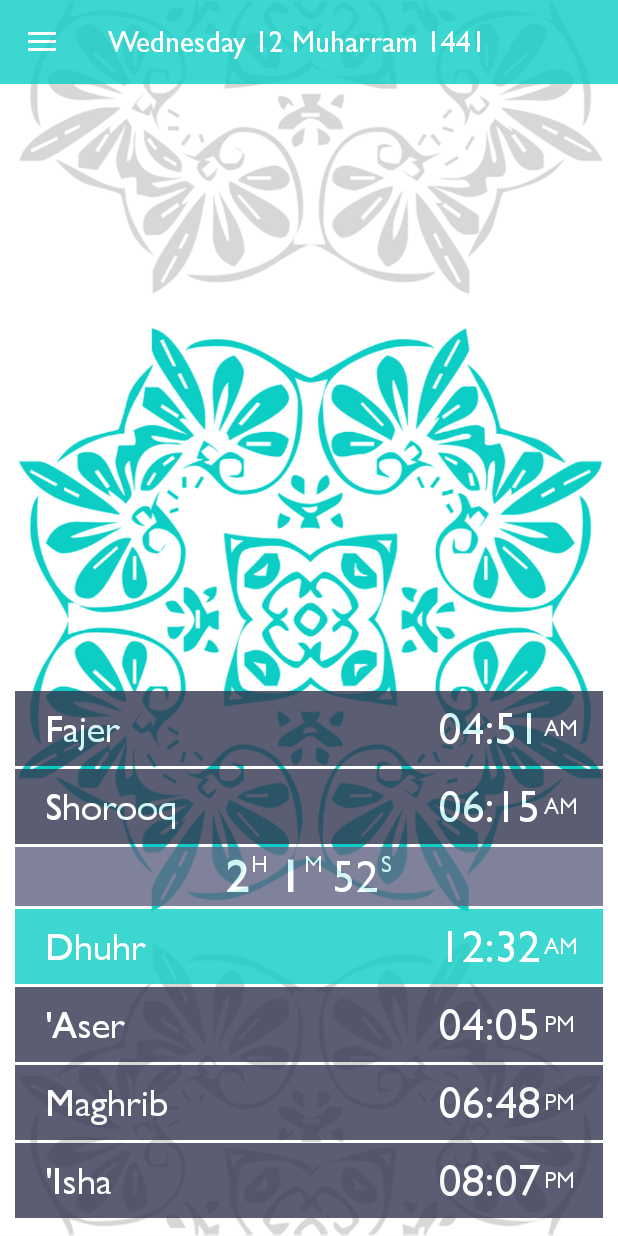
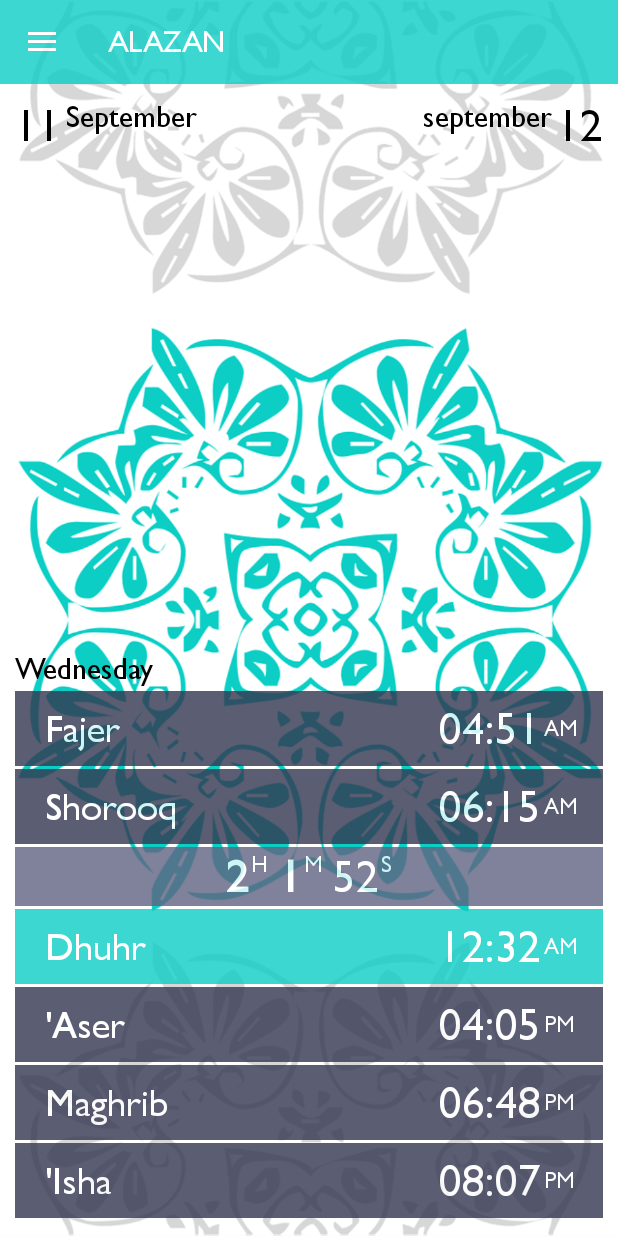
Before and after one commit to arakaneserohingya/Best-Azan-And-Prayer-Time-App, an Android app: the screen it shows after launch (MainActivity), on a phone screen of 412 x 824 dp. Run offline under Robolectric (Android 15) with nearby library versions, the phone set to English and light mode, and no system bars; libraries missing offline, so code that uses them is left out: com.github.msarhan.ummalqura; 3 statements that could not run were skipped.

Commit message:
- Calendar views fulfilled! - hijri calendar api evolved!

```diff
--- a/app/build.gradle
+++ b/app/build.gradle
@@ -27,7 +27,7 @@ dependencies {
     implementation 'androidx.appcompat:appcompat:1.0.2'
     implementation 'androidx.constraintlayout:constraintlayout:1.1.3'
     implementation 'androidx.recyclerview:recyclerview:1.1.0-beta01'
-    implementation 'com.jakewharton.threetenabp:threetenabp:1.2.1'
+    implementation 'com.github.msarhan:ummalqura-calendar:1.1.9'
     implementation 'com.opencsv:opencsv:4.6'
     testImplementation 'junit:junit:4.12'
     androidTestImplementation 'com.android.support.test:runner:1.0.2'
--- a/app/src/main/java/com/alhadara/omar/azan/Activities/MainActivity.java
+++ b/app/src/main/java/com/alhadara/omar/azan/Activities/MainActivity.java
@@ -6,14 +6,12 @@ import android.content.Context;
 import android.content.Intent;
 
 import android.content.res.Configuration;
-import android.graphics.drawable.AnimationDrawable;
 
 import android.os.Bundle;
 import android.os.Handler;
 import android.view.MenuItem;
 import android.view.View;
 import android.view.ViewGroup;
-import android.widget.ImageView;
 import android.widget.ProgressBar;
 import android.widget.TextView;
 
@@ -30,6 +28,7 @@ import com.alhadara.omar.azan.Constants;
 import com.alhadara.omar.azan.TM;
 import com.alhadara.omar.azan.Times;
 import com.example.omar.azanapkmostafa.R;
+import com.github.msarhan.ummalqura.calendar.UmmalquraCalendar;
 import com.google.android.material.navigation.NavigationView;
 
 import java.util.Calendar;
@@ -51,9 +50,6 @@ public class MainActivity extends AppCompatActivity
         setContentView(R.layout.activity_main);
         Toolbar toolbar = findViewById(R.id.toolbar);
         setSupportActionBar(toolbar);
-
-        getSupportActionBar().setTitle(TM.hijriDateByFormat("D M Y",true,true));
-
         DrawerLayout drawer = (DrawerLayout) findViewById(R.id.drawer_layout);
         ActionBarDrawerToggle toggle = new ActionBarDrawerToggle(
                 this, drawer, toolbar, R.string.navigation_drawer_open, R.string.navigation_drawer_close);
@@ -65,6 +61,7 @@ public class MainActivity extends AppCompatActivity
         Configurations.setCurrentLocation(this,(float)33.513805,(float)36.276527,3);
         Configurations.setReloadMainActivityOnResume(false);// False in MainActivity itself
         upComingTimePoint = TM.commingTimePointIndex(Times.times);
+        initializeDateViews();
         initializeTimePoints();
         startTimer();
         triggerAlarmManager();
@@ -97,7 +94,15 @@ public class MainActivity extends AppCompatActivity
         drawer.closeDrawer(GravityCompat.START);
         return true;
     }
-
+    public void initializeDateViews() {
+        UmmalquraCalendar hijCal = new UmmalquraCalendar();
+        Calendar cal = Calendar.getInstance();
+        ((TextView) findViewById(R.id.main_activity_day_of_week)).setText(Constants.dayesOfWeek[cal.get(Calendar.DAY_OF_WEEK)-1]);
+        ((TextView) findViewById(R.id.main_activity_hijri_month_number)).setText(Integer.toString(hijCal.get(Calendar.DAY_OF_MONTH)));
+        ((TextView) findViewById(R.id.main_activity_hijri_month_name)).setText(Constants.hijriMonthes[hijCal.get(Calendar.MONTH)]);
+        ((TextView) findViewById(R.id.main_activity_gregorian_month_number)).setText(Integer.toString(cal.get(Calendar.DAY_OF_MONTH)));
+        ((TextView) findViewById(R.id.main_activity_gregorian_month_name)).setText(Constants.gregorianMonthes[cal.get(Calendar.MONTH)]);
+    }
     public void initializeTimePoints(){
         ViewGroup timePointLayout = findViewById(R.id.time_point_layout);
         ViewGroup timepoint;
--- a/app/src/main/java/com/alhadara/omar/azan/Alarms/GeneralSettingsReceiver.java
+++ b/app/src/main/java/com/alhadara/omar/azan/Alarms/GeneralSettingsReceiver.java
@@ -15,7 +15,6 @@ import android.widget.Toast;
 import androidx.core.app.AlarmManagerCompat;
 
 import com.alhadara.omar.azan.Configurations;
-import com.alhadara.omar.azan.Constants;
 import com.alhadara.omar.azan.Times;
 
 import java.util.Calendar;
@@ -45,7 +44,7 @@ public class GeneralSettingsReceiver extends BroadcastReceiver {
                 alarmTrig(context,AZAN_REQUEST_CODE,i,cal,true);
             else alarmTrig(context,AZAN_REQUEST_CODE,i,cal,false);
 
-            cal.add(Calendar.MINUTE, Constants.iqamaTimes[i]);
+            cal.add(Calendar.MINUTE, Times.iqamaTimes[i]);
             if(Configurations.isAlarmActivated(context,"iqama",i) && i!=1 /* No iqama for shorooq*/ &&
                     Calendar.getInstance().getTimeInMillis() <= cal.getTimeInMillis())
                 alarmTrig(context,IQAMA_REQUEST_CODE,i,cal,true);
--- a/app/src/main/java/com/alhadara/omar/azan/Alarms/TimePrayerReceiver.java
+++ b/app/src/main/java/com/alhadara/omar/azan/Alarms/TimePrayerReceiver.java
@@ -46,7 +46,7 @@ public class TimePrayerReceiver extends BroadcastReceiver {
         calendar.set(Calendar.HOUR_OF_DAY,Integer.parseInt(Times.times[index].substring(0,2)));
         calendar.set(Calendar.MINUTE,Integer.parseInt(Times.times[index].substring(3,5)));
         calendar.set(Calendar.SECOND,0);
-        if(type !=GeneralSettingsReceiver.AZAN_REQUEST_CODE ) calendar.add(Calendar.MINUTE,Constants.iqamaTimes[index]); // for iqama
+        if(type !=GeneralSettingsReceiver.AZAN_REQUEST_CODE ) calendar.add(Calendar.MINUTE,Times.iqamaTimes[index]); // for iqama
         long time = calendar.getTimeInMillis();
         time = time / 1000;
         return (now - time) > 30;
--- a/app/src/main/java/com/alhadara/omar/azan/Configurations.java
+++ b/app/src/main/java/com/alhadara/omar/azan/Configurations.java
@@ -37,6 +37,7 @@ public class Configurations {
 
     private static void resolveConstants(Context context) {
         Constants.hijriMonthes = context.getResources().getStringArray(R.array.hijri_month);
+        Constants.gregorianMonthes = context.getResources().getStringArray(R.array.gregorian_month);
         Constants.dayesOfWeek = context.getResources().getStringArray(R.array.day_of_week);
         Constants.alias = context.getResources().getStringArray(R.array.prayer_time);
     }
--- a/app/src/main/java/com/alhadara/omar/azan/Constants.java
+++ b/app/src/main/java/com/alhadara/omar/azan/Constants.java
@@ -4,9 +4,9 @@ public class Constants {
     public static String APP_NAME = "ALAZAN";
     public static int BACKGROUND_DURATION = 5000;
     public static String[] alias =      {"الفجر","الشروق","الظهر","العصر","المغرب","العشاء"};
-    public static int[] iqamaTimes = {30,0,20,20,5,5};
     public static String[] hijriMonthes = {"محرم","صفر","ربيع الأول","ربيع الثاني","جمادى الأول","جمادى الثاني",
             "رجب","شعبان","رمضان","شوال","ذو القعدة","ذو الحجة"};
+    public static String[] gregorianMonthes = new String[12];
     public static String[] dayesOfWeek = {"الأحد","الإثنين","الثلاثاء","الأربعاء","الخميس","الجمعة","السبت"};
     public static int APP_NOTIFICATION_ID = 119;
 }
--- a/app/src/main/java/com/alhadara/omar/azan/TM.java
+++ b/app/src/main/java/com/alhadara/omar/azan/TM.java
@@ -1,14 +1,10 @@
 package com.alhadara.omar.azan;
 
 
-import org.threeten.bp.LocalDate;
-import org.threeten.bp.chrono.HijrahDate;
-import org.threeten.bp.format.DateTimeFormatter;
 
 import java.text.DateFormat;
 import java.text.SimpleDateFormat;
 import java.util.Calendar;
-import java.util.Date;
 
 public class TM {
 
@@ -55,41 +51,4 @@ public class TM {
         DateFormat dFormat = new SimpleDateFormat("HH:mm:ss");
         return dFormat.format(Calendar.getInstance().getTime());
     }
-    public static String hijriDate() {
-        DateTimeFormatter dateFormatter = DateTimeFormatter.ofPattern("dd-MM-uuuu");
-        Date d = new Date();
-        Calendar calendar = Calendar.getInstance();
-        calendar.setTime(d);
-        LocalDate gregorianDate = LocalDate.of(calendar.get(Calendar.YEAR),calendar.get(Calendar.MONTH) + 1,calendar.get(Calendar.DAY_OF_MONTH));
-        HijrahDate islamicDate = HijrahDate.from(gregorianDate);
-        return islamicDate.toString().substring(islamicDate.toString().indexOf("1"));
-    }
-    public static String hijriDateByFormat(String stringFiveChars,boolean convertMonthToName,boolean dayOfWeek) {
-        String hijriDate = hijriDate();
-        String year = hijriDate.substring(0,hijriDate.indexOf("-"));
-        hijriDate = hijriDate.substring(hijriDate.indexOf("-")+1);
-        String month = hijriDate.substring(0,hijriDate.indexOf("-"));
-        hijriDate = hijriDate.substring(hijriDate.indexOf("-")+1);
-        String day = hijriDate;
-        Calendar calendar = Calendar.getInstance();
-        calendar.setTime(new Date());
-        if(stringFiveChars.length() != 5) return "Wrong date format";
-        String str = "";
-        if(dayOfWeek) str = Constants.dayesOfWeek[calendar.get(Calendar.DAY_OF_WEEK)-1] + " ";
-        int i=0;
-        while(stringFiveChars.length()!=i) {
-            if(stringFiveChars.charAt(i) == 'y' || stringFiveChars.charAt(i) == 'Y') {
-                str += year;
-            } else if(stringFiveChars.charAt(i) == 'm' || stringFiveChars.charAt(i) == 'M') {
-                if(convertMonthToName) str+= Constants.hijriMonthes[Integer.parseInt(month)-1];
-                else str+=month;
-            } else if(stringFiveChars.charAt(i) == 'd' || stringFiveChars.charAt(i) == 'D') {
-                str += day;
-            } else {
-                str += stringFiveChars.charAt(i);
-            }
-            ++i;
-        }
-        return str;
-    }
 }
--- a/app/src/main/java/com/alhadara/omar/azan/Times.java
+++ b/app/src/main/java/com/alhadara/omar/azan/Times.java
@@ -14,6 +14,7 @@ import static android.content.Context.MODE_PRIVATE;
 public class Times {
 
     public static String[] times = {"03:34","05:28","12:38","16:22","19:49","21:29"};
+    public static int[] iqamaTimes = {30,0,20,20,5,5};
     public static void initializeTimes(double latitude,double longitude,double timezone ){
         PrayTime prayers = new PrayTime();
 
--- a/app/src/main/res/layout-land/main_content.xml
+++ b/app/src/main/res/layout-land/main_content.xml
@@ -6,6 +6,56 @@
     android:layout_width="match_parent"
     android:layout_height="0dp">
 
+    <TextView
+        android:id="@+id/main_activity_gregorian_month_number"
+        android:textColor="@android:color/black"
+        android:text="12"
+        android:textSize="30sp"
+        app:layout_constraintLeft_toLeftOf="parent"
+        app:layout_constraintTop_toTopOf="parent"
+        android:layout_width="wrap_content"
+        android:layout_height="wrap_content" />
+    <TextView
+        android:id="@+id/main_activity_gregorian_month_name"
+        android:textColor="@android:color/black"
+        android:textSize="20sp"
+        android:layout_marginLeft="3dp"
+        android:layout_marginRight="3dp"
+        android:text="september"
+        app:layout_constraintLeft_toRightOf="@id/main_activity_gregorian_month_number"
+        app:layout_constraintTop_toTopOf="parent"
+        android:layout_width="wrap_content"
+        android:layout_height="wrap_content" />
+    <TextView
+        android:id="@+id/main_activity_hijri_month_number"
+        android:textColor="@android:color/black"
+        android:text="12"
+        android:textSize="30sp"
+        app:layout_constraintRight_toRightOf="parent"
+        app:layout_constraintTop_toTopOf="parent"
+        android:layout_width="wrap_content"
+        android:layout_height="wrap_content" />
+    <TextView
+        android:id="@+id/main_activity_hijri_month_name"
+        android:textColor="@android:color/black"
+        android:layout_marginLeft="3dp"
+        android:layout_marginRight="3dp"
+        android:textSize="20sp"
+        android:text="september"
+        app:layout_constraintRight_toLeftOf="@id/main_activity_hijri_month_number"
+        app:layout_constraintTop_toTopOf="parent"
+        android:layout_width="wrap_content"
+        android:layout_height="wrap_content" />
+    <TextView
+        android:textColor="@android:color/black"
+        android:text="Wednesday"
+        android:id="@+id/main_activity_day_of_week"
+        android:textSize="20sp"
+        app:layout_constraintLeft_toLeftOf="parent"
+        app:layout_constraintRight_toRightOf="parent"
+        app:layout_constraintTop_toTopOf="parent"
+        android:layout_width="wrap_content"
+        android:layout_height="wrap_content" />
 
     <ProgressBar
         android:id="@+id/progress_bar_landscape"
@@ -13,9 +63,11 @@
         style="?android:progressBarStyleHorizontal"
         android:rotation="-90"
         android:progress="80"
+        app:layout_constraintTop_toBottomOf="@id/main_activity_gregorian_month_number"
+        app:layout_constraintBottom_toBottomOf="parent"
         app:layout_constraintRight_toRightOf="parent"
         app:layout_constraintLeft_toRightOf="@id/time_point_scrollview"
-        android:layout_height="match_parent"
+        android:layout_height="0dp"
         android:layout_width="0dp"/>
     <include
         android:layout_height="wrap_content"
@@ -27,12 +79,14 @@
         app:layout_constraintRight_toRightOf="@id/progress_bar_landscape"
         app:layout_constraintTop_toTopOf="@id/progress_bar_landscape"/>
     <ScrollView
+        app:layout_constraintTop_toBottomOf="@id/main_activity_gregorian_month_number"
+        app:layout_constraintBottom_toBottomOf="parent"
         android:id="@+id/time_point_scrollview"
         app:layout_constraintLeft_toLeftOf="parent"
         app:layout_constraintWidth_percent="0.5"
         android:layout_marginTop="10dp"
         android:layout_width="0dp"
-        android:layout_height="match_parent">
+        android:layout_height="0dp">
         <LinearLayout
             android:id="@+id/time_point_layout"
             android:alpha="0.8"
--- a/app/src/main/res/layout/main_content.xml
+++ b/app/src/main/res/layout/main_content.xml
@@ -1,18 +1,69 @@
 <?xml version="1.0" encoding="utf-8"?>
-<FrameLayout xmlns:android="http://schemas.android.com/apk/res/android"
+<androidx.constraintlayout.widget.ConstraintLayout xmlns:android="http://schemas.android.com/apk/res/android"
     xmlns:tools="http://schemas.android.com/tools"
+    xmlns:app="http://schemas.android.com/apk/res-auto"
     tools:showIn="@layout/app_bar_main"
     android:layout_width="match_parent"
+    android:padding="10dp"
     android:layout_height="0dp">
 
+    <TextView
+        android:id="@+id/main_activity_gregorian_month_number"
+        android:textColor="@android:color/black"
+        android:text="12"
+        android:textSize="30sp"
+        app:layout_constraintLeft_toLeftOf="parent"
+        app:layout_constraintTop_toTopOf="parent"
+        android:layout_width="wrap_content"
+        android:layout_height="wrap_content" />
+    <TextView
+        android:id="@+id/main_activity_gregorian_month_name"
+        android:textColor="@android:color/black"
+        android:layout_marginLeft="3dp"
+        android:layout_marginRight="3dp"
+        android:textSize="20sp"
+        android:text="september"
+        app:layout_constraintLeft_toRightOf="@id/main_activity_gregorian_month_number"
+        app:layout_constraintTop_toTopOf="parent"
+        android:layout_width="wrap_content"
+        android:layout_height="wrap_content" />
+    <TextView
+        android:id="@+id/main_activity_hijri_month_number"
+        android:textColor="@android:color/black"
+        android:text="12"
+        android:textSize="30sp"
+        app:layout_constraintRight_toRightOf="parent"
+        app:layout_constraintTop_toTopOf="parent"
+        android:layout_width="wrap_content"
+        android:layout_height="wrap_content" />
+    <TextView
+        android:id="@+id/main_activity_hijri_month_name"
+        android:textColor="@android:color/black"
+        android:layout_marginLeft="3dp"
+        android:layout_marginRight="3dp"
+        android:textSize="20sp"
+        android:text="september"
+        app:layout_constraintRight_toLeftOf="@id/main_activity_hijri_month_number"
+        app:layout_constraintTop_toTopOf="parent"
+        android:layout_width="wrap_content"
+        android:layout_height="wrap_content" />
+    <TextView
+        android:textColor="@android:color/black"
+        android:text="Wednesday"
+        android:id="@+id/main_activity_day_of_week"
+        android:layout_marginBottom="3dp"
+        android:textSize="20sp"
+        app:layout_constraintLeft_toLeftOf="parent"
+        app:layout_constraintBottom_toTopOf="@id/time_point_layout"
+        android:layout_width="wrap_content"
+        android:layout_height="wrap_content" />
+
     <LinearLayout
+        app:layout_constraintBottom_toBottomOf="parent"
         android:id="@+id/time_point_layout"
         android:orientation="vertical"
         android:alpha="0.8"
-        android:layout_gravity="bottom"
-        android:layout_marginBottom="10dp"
         android:layout_width="match_parent"
-        android:layout_marginHorizontal="10dp"
         android:layout_height="wrap_content">
         <include android:layout_width="match_parent"
             android:layout_height="@dimen/time_prayer_widget_height"
@@ -53,4 +104,4 @@
     </LinearLayout>
 
 
-</FrameLayout>
+</androidx.constraintlayout.widget.ConstraintLayout>
--- a/app/src/main/res/values/strings.xml
+++ b/app/src/main/res/values/strings.xml
@@ -56,6 +56,32 @@
         <item>@string/hijri_month_11</item>
         <item>@string/hijri_month_12</item>
     </string-array>
+    <string name="gregorian_month_1">January</string>
+    <string name="gregorian_month_2">February</string>
+    <string name="gregorian_month_3">March</string>
+    <string name="gregorian_month_4">April</string>
+    <string name="gregorian_month_5">May</string>
+    <string name="gregorian_month_6">June</string>
+    <string name="gregorian_month_7">July</string>
+    <string name="gregorian_month_8">August</string>
+    <string name="gregorian_month_9">September</string>
+    <string name="gregorian_month_10">October</string>
+    <string name="gregorian_month_11">November</string>
+    <string name="gregorian_month_12">December</string>
+    <string-array name="gregorian_month">
+        <item>@string/gregorian_month_1</item>
+        <item>@string/gregorian_month_2</item>
+        <item>@string/gregorian_month_3</item>
+        <item>@string/gregorian_month_4</item>
+        <item>@string/gregorian_month_5</item>
+        <item>@string/gregorian_month_6</item>
+        <item>@string/gregorian_month_7</item>
+        <item>@string/gregorian_month_8</item>
+        <item>@string/gregorian_month_9</item>
+        <item>@string/gregorian_month_10</item>
+        <item>@string/gregorian_month_11</item>
+        <item>@string/gregorian_month_12</item>
+    </string-array>
     <string name="day_of_week1">Sunday</string>
     <string name="day_of_week2">Monday</string>
     <string name="day_of_week3">Tuesday</string>
```
